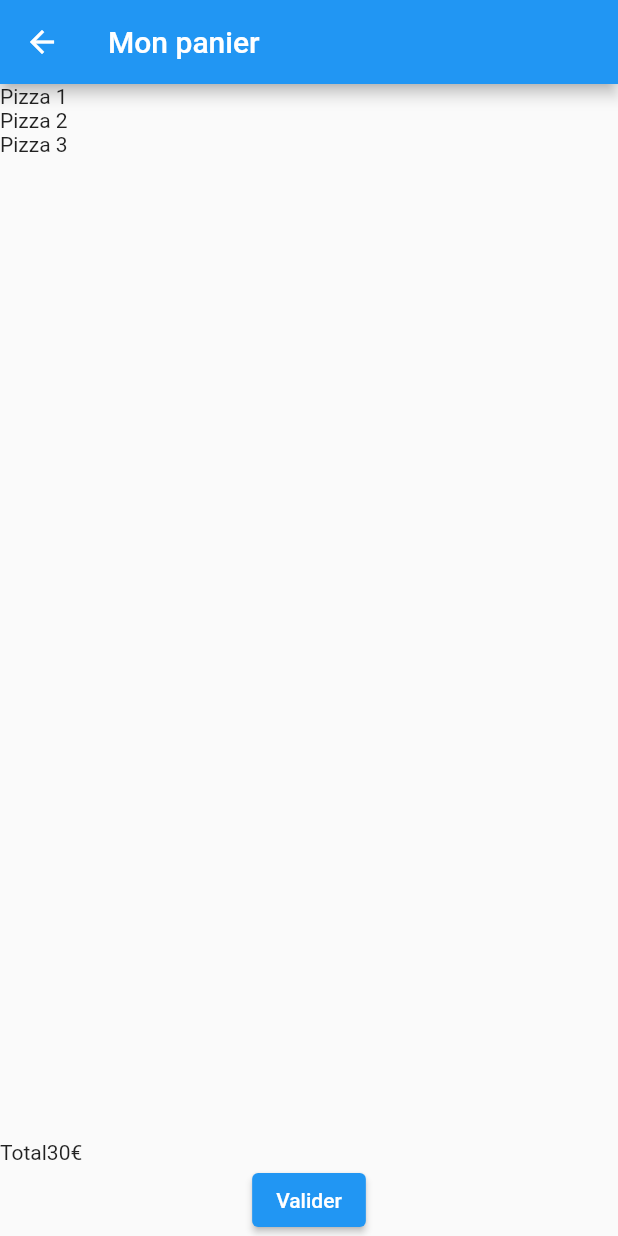
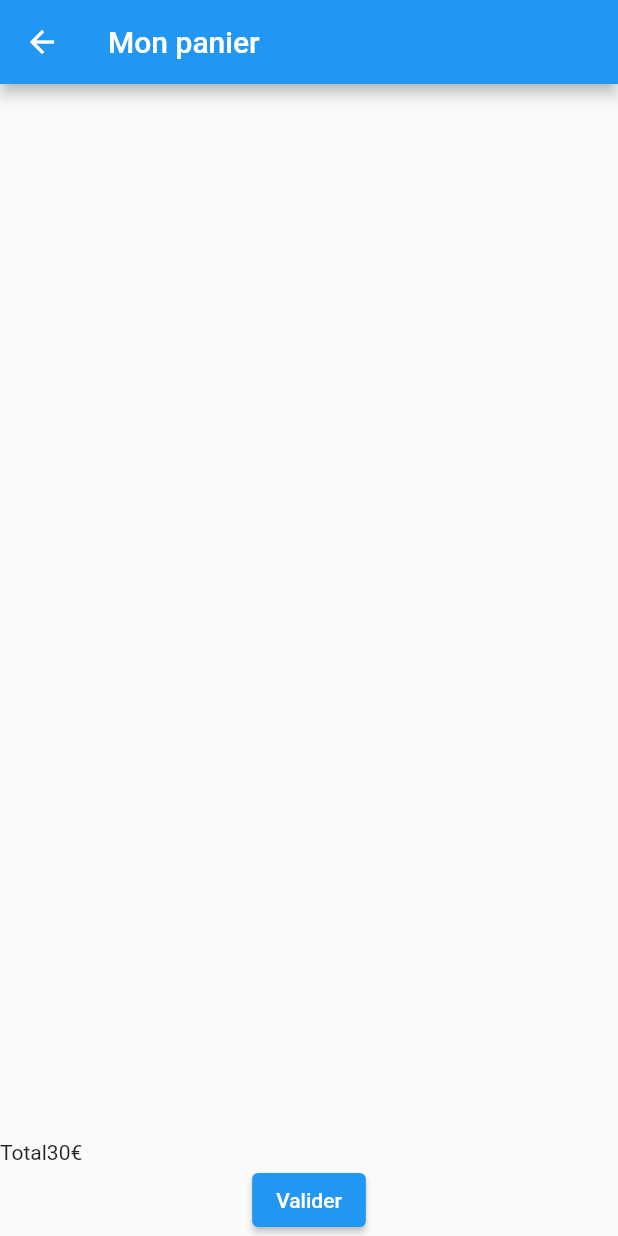
Before and after one commit to KouakouTresor/flutter-pizza, a Flutter app: the Panier screen opened directly with empty values, on a phone screen of 412 x 824 dp. Run offline on Flutter 3.47's test engine with Material 2 defaults, Android fonts, the phone set to English and light mode, and no system bars.

Commit message:
fix pizza list

```diff
--- a/lib/main.dart
+++ b/lib/main.dart
@@ -5,7 +5,7 @@ import 'package:my_app/ui/pizza_list.dart';
 import 'package:my_app/ui/share/appbar_widget.dart';
 import './models/pizza_data.dart';
 import './models/menu.dart';
-import 'models/Cart.dart';
+import 'models/cart.dart';
 import 'models/pizza.dart';
 
 void main() {
--- a/lib/models/Cart.dart
+++ b/lib/models/Cart.dart
@@ -10,14 +10,16 @@ class CartItem {
 class Cart{
   List<CartItem> _items = [];
 
-  int totalItems(){
-    return _items.length;
+  int totalItems(){return _items.length;}
+
+  CartItem getCartItem(int index){
+    return _items[index];
   }
 
   void addProduct(Pizza pizza){
     int index = findCartItemIndex(pizza.id);
     if(index == -1){
-      return _items.add(CartItem(pizza));
+       _items.add(CartItem(pizza));
     } else {
       CartItem item = _items[index];
       item.quantity ++;
--- a/lib/models/pizza.dart
+++ b/lib/models/pizza.dart
@@ -33,7 +33,7 @@ class Pizza {
   Pizza.fromJson(Map<String, dynamic> json)
     : id = json['id'],
       title = json['title'],
-      garniture = json['ganiture'],
+      garniture = json['garniture'],
       image = json['image'],
       price = json['price'];
 
--- a/lib/ui/panier.dart
+++ b/lib/ui/panier.dart
@@ -1,16 +1,20 @@
+import 'dart:js';
+
 import 'package:flutter/cupertino.dart';
 import 'package:flutter/material.dart';
-import 'package:my_app/models/Cart.dart';
+import 'package:my_app/models/cart.dart';
+import 'package:my_app/ui/share/total_widget.dart';
 
 class Panier extends StatefulWidget {
   final Cart _cart;
-  const Panier(this._cart,{Key? key}) : super(key: key);
+  const Panier(this._cart, {Key? key}) : super(key: key);
 
   @override
   _PanierState createState() => _PanierState();
 }
 
 class _PanierState extends State<Panier> {
+
   @override
   Widget build(BuildContext context) {
     return Scaffold(
@@ -20,13 +24,12 @@ class _PanierState extends State<Panier> {
       body: Column(
         children: [
         Expanded(
-            child: ListView(
-              children : [
-                Text('Pizza 1'),
-                Text('Pizza 2'),
-                Text('Pizza 3'),
-              ],
-            ),
+          child: ListView.builder(
+              itemCount: widget._cart.totalItems(),
+              itemBuilder: (context, index) {
+                return _buildItem(widget._cart.getCartItem(index));
+              }
+          )
         ),
           Row(
             children:[
@@ -46,19 +49,23 @@ class _PanierState extends State<Panier> {
       )
     );
   }
-}
+
+
+
 
   Widget _buildItem(CartItem carteItem){
     return Row(
       children: [
-      Text('Image'),
+        Text(carteItem.pizza.image),
         Column(
           children: [
             Text(carteItem.pizza.title),
-          Text('Prix'),
-          Text('Sous-total'),
+            TotalWidget(carteItem.pizza.price),
+            TotalWidget(carteItem.pizza.total),
           ],
         )
       ],
     );
   }
+
+}
--- a/lib/ui/pizza_details.dart
+++ b/lib/ui/pizza_details.dart
@@ -1,8 +1,9 @@
 import 'package:flutter/cupertino.dart';
 import 'package:flutter/material.dart';
-import 'package:my_app/models/Cart.dart';
+import 'package:my_app/models/cart.dart';
 import 'package:my_app/models/option_item.dart';
 import 'package:my_app/models/pizza.dart';
+import 'package:my_app/ui/share/appbar_widget.dart';
 import 'package:my_app/ui/share/buy_button_widget.dart';
 import 'package:my_app/ui/share/pizzeria_style.dart';
 import 'package:my_app/ui/share/total_widget.dart';
@@ -21,9 +22,7 @@ class _PizzaDetailsState extends State<PizzaDetails> {
   @override
   Widget build(BuildContext context) {
     return Scaffold(
-        appBar: AppBar(
-            title: Text(widget._pizza.title)
-        ),
+        appBar: AppBarWidget(widget._pizza.title, widget._cart),
         body: ListView(
             padding: EdgeInsets.all(4.0),
             children: [
@@ -57,8 +56,7 @@ class _PizzaDetailsState extends State<PizzaDetails> {
               _buildDropDownSauces(),
               TotalWidget(widget._pizza.total),
               BuyButtonWidget(widget._pizza,widget._cart),
-              /* ,
-            BuyButtonWidget(widget._pizza, widget._cart)*/
+
             ]
         )
     );
--- a/lib/ui/pizza_list.dart
+++ b/lib/ui/pizza_list.dart
@@ -1,13 +1,14 @@
+import 'package:path/path.dart' as Path;
 import 'package:flutter/cupertino.dart';
 import 'package:flutter/material.dart';
-import 'package:my_app/models/Cart.dart';
+import 'package:my_app/models/cart.dart';
 import 'package:my_app/models/pizza.dart';
-import 'package:my_app/models/pizza_data.dart';
 import 'package:my_app/services/pizzeria_service.dart';
 import 'package:my_app/ui/pizza_details.dart';
 import 'package:my_app/ui/share/appbar_widget.dart';
 import 'package:my_app/ui/share/buy_button_widget.dart';
 import 'package:my_app/ui/share/pizzeria_style.dart';
+
 
 class PizzaList extends StatefulWidget {
   final Cart _cart;
@@ -33,7 +34,7 @@ class _PizzaListState extends State<PizzaList> {
         appBar: AppBarWidget('Nos Pizzas', widget._cart),
         body: FutureBuilder<List<Pizza>> (
           future: _pizzas,
-        builder: (context, snapshot) {
+          builder: ( context, snapshot) {
             if(snapshot.hasData){
               return _buildListView(snapshot.data!);
       } else if(snapshot.hasError){
@@ -55,11 +56,11 @@ class _PizzaListState extends State<PizzaList> {
       padding: const EdgeInsets.all(8.0),
       itemCount: pizzas.length,
       itemBuilder: (context, index) {
-        return _buildRow(context, pizzas[index]);
+        return _buildRow(context,pizzas[index]);
       }
     );
   }
-    _buildRow(Pizza pizza) {
+    _buildRow(BuildContext context, Pizza pizza) {
      return Card(
         shape: RoundedRectangleBorder(
             borderRadius: BorderRadius.vertical(
@@ -71,7 +72,8 @@ class _PizzaListState extends State<PizzaList> {
               GestureDetector(
                 onTap:(){
                   Navigator.push(
-                    context, MaterialPageRoute(
+                    context,
+                    MaterialPageRoute(
                       builder: (context)=>PizzaDetails(pizza, widget._cart),
                   ),
                   );
--- a/lib/ui/share/appbar_widget.dart
+++ b/lib/ui/share/appbar_widget.dart
@@ -1,6 +1,6 @@
 import 'package:flutter/cupertino.dart';
 import 'package:flutter/material.dart';
-import 'package:my_app/models/Cart.dart';
+import 'package:my_app/models/cart.dart';
 
 import '../panier.dart';
 
--- a/lib/ui/share/buy_button_widget.dart
+++ b/lib/ui/share/buy_button_widget.dart
@@ -1,5 +1,5 @@
 import 'package:flutter/material.dart';
-import 'package:my_app/models/Cart.dart';
+import 'package:my_app/models/cart.dart';
 import 'package:my_app/models/pizza.dart';
 
 class BuyButtonWidget extends StatelessWidget {
--- a/pubspec.yaml
+++ b/pubspec.yaml
@@ -31,7 +31,6 @@ dependencies:
     sdk: flutter
   http: 0.13.3
 
-
   # The following adds the Cupertino Icons font to your application.
   # Use with the CupertinoIcons class for iOS style icons.
   cupertino_icons: ^1.0.2
@@ -39,7 +38,6 @@ dependencies:
 dev_dependencies:
   flutter_test:
     sdk: flutter
-
   intl: 0.17.0
 
   # The "flutter_lints" package below contains a set of recommended lints to
```
Also changed, not shown: lib/services/pizzeria_service.dart (+3 -4 lines). Lines whose indentation alone changed are shown as unchanged.
